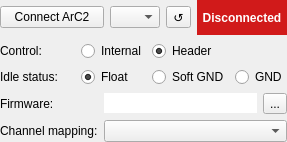
Qt form uis/arc2connection.ui (arc-instruments/arc2control) before a commit.
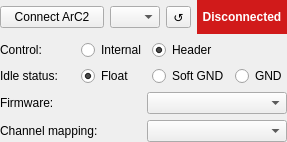
The same form after that commit.

Commit message: Overhaul firmware handling and add a firmware management tool

Patch:
```diff
--- a/uis/arc2connection.ui
+++ b/uis/arc2connection.ui
@@ -183,27 +183,6 @@
        </property>
       </widget>
      </item>
-     <item row="0" column="1">
-      <layout class="QHBoxLayout" name="horizontalLayout_2">
-       <item>
-        <widget class="QLineEdit" name="selectedFirmwareEdit">
-         <property name="frame">
-          <bool>false</bool>
-         </property>
-         <property name="readOnly">
-          <bool>true</bool>
-         </property>
-        </widget>
-       </item>
-       <item>
-        <widget class="QToolButton" name="selectFirmwareButton">
-         <property name="text">
-          <string>...</string>
-         </property>
-        </widget>
-       </item>
-      </layout>
-     </item>
      <item row="1" column="0">
       <widget class="QLabel" name="label">
        <property name="text">
@@ -214,6 +193,9 @@
      <item row="1" column="1">
       <widget class="QComboBox" name="channelMapperComboBox"/>
      </item>
+     <item row="0" column="1">
+      <widget class="QComboBox" name="firmwareComboBox"/>
+     </item>
     </layout>
    </item>
   </layout>
```
The commit also changes 13 other files.
